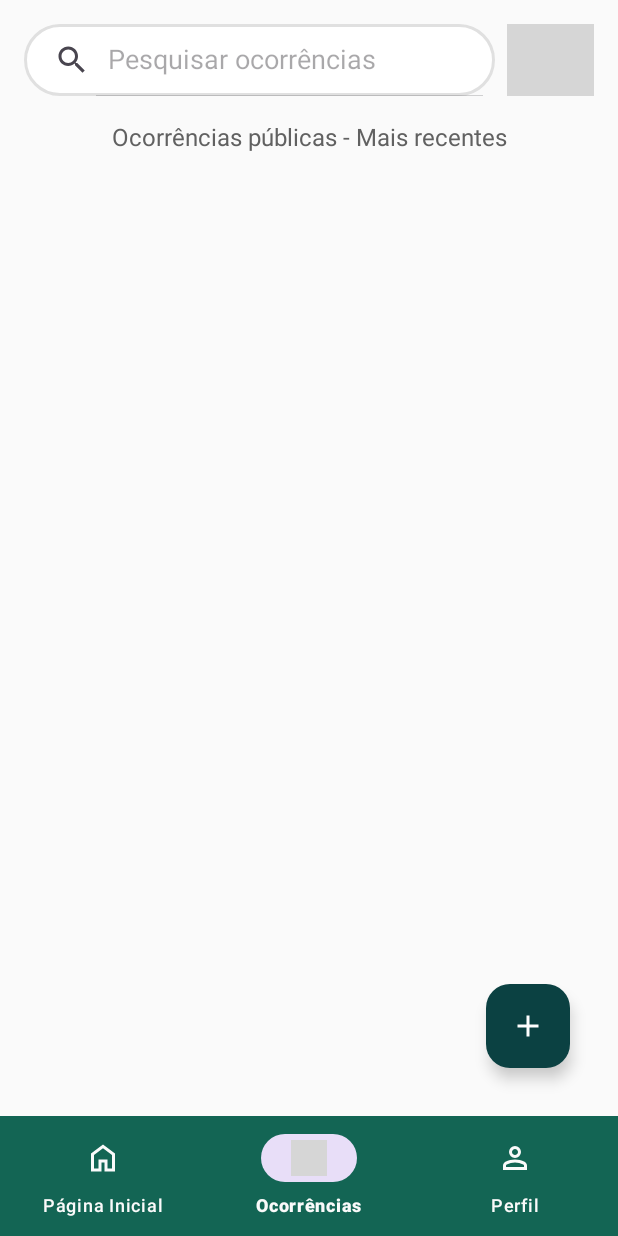
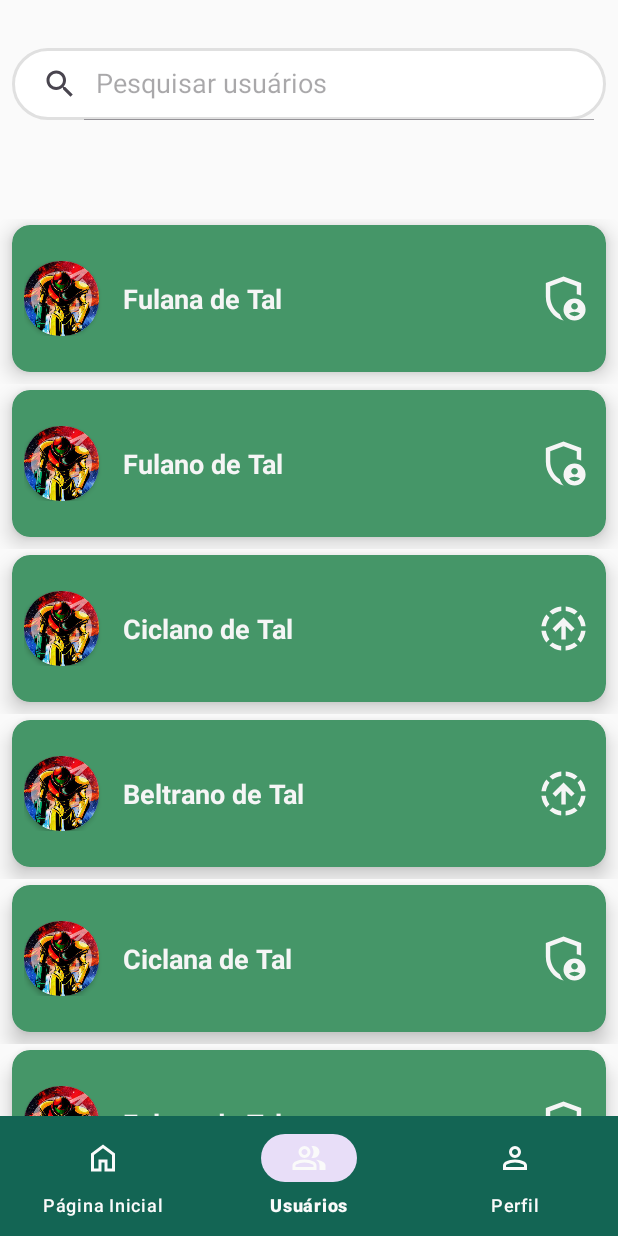
Before and after one commit to melhora-ifam/melhora-ifam, an Android app: the Homepage screen opened directly, with no data from a screen before it, item 2 of the bottom bar chosen, on a phone screen of 412 x 824 dp. Run offline under Robolectric (Android 15) with nearby library versions, the phone set to English and light mode, and no system bars; grey boxes are pictures that could not be loaded.

Commit message:
Criando a lógica nos fragmentos e adicionando cards sample

```diff
--- a/app/src/main/java/com/example/melhoraifam/HomeAdminFragment.kt
+++ b/app/src/main/java/com/example/melhoraifam/HomeAdminFragment.kt
@@ -1,8 +1,10 @@
 package com.example.melhoraifam
 
 import android.os.Bundle
+import android.util.Log
 import androidx.fragment.app.Fragment
 import android.view.LayoutInflater
+import android.view.Menu
 import android.view.View
 import android.view.ViewGroup
 import android.widget.ImageButton
@@ -10,6 +12,9 @@ import android.widget.PopupMenu
 import android.widget.SearchView
 import android.widget.TextView
 import android.widget.Toast
+import androidx.fragment.app.FragmentTransaction
+import androidx.recyclerview.widget.LinearLayoutManager
+import androidx.recyclerview.widget.RecyclerView
 
 private const val ARG_PARAM1 = "param1"
 private const val ARG_PARAM2 = "param2"
@@ -29,12 +34,29 @@ class HomeAdminFragment : Fragment() {
         }
     }
 
-    override fun onCreateView(
-        inflater: LayoutInflater, container: ViewGroup?,
-        savedInstanceState: Bundle?
-    ): View? {
-        // Inflate the layout for this fragment
+    override fun onCreateView(inflater: LayoutInflater, container: ViewGroup?, savedInstanceState: Bundle?): View? {
         val view = inflater.inflate(R.layout.fragment_home_admin, container, false)
+        Log.d("HomeAdminFragment", "onCreateView: Layout carregado");
+
+        val bottomNavBar = requireActivity().findViewById<com.google.android.material.bottomnavigation.BottomNavigationView>(R.id.bottom_navbar)
+        bottomNavBar.menu.clear()
+        bottomNavBar.inflateMenu(R.menu.admin_navbar)
+
+
+        // Lógica do RecyclerView
+        val recyclerView = view.findViewById<RecyclerView>(R.id.Ocorrencias)
+        recyclerView.layoutManager = LinearLayoutManager(context)
+        val ocorrenciasList = arrayListOf(
+            OcorrenciaModel(R.drawable.slowpoke, "Ocorrência 1", "Descrição da ocorrência 1", "Status 1", "Pr.1", "Local 1", "Categoria 1"),
+            OcorrenciaModel(R.drawable.slowpoke, "Ocorrência 2", "Descrição da ocorrência 2", "Status 2", "Pr.2", "Local 2", "Categoria 2"),
+            OcorrenciaModel(R.drawable.slowpoke, "Ocorrência 3", "Descrição da ocorrência 3", "Status 3", "Pr.3", "Local 3", "Categoria 3"),
+            OcorrenciaModel(R.drawable.slowpoke, "Ocorrência 4", "Descrição da ocorrência 4", "Status 4", "Pr.4", "Local 4", "Categoria 4"),
+            OcorrenciaModel(R.drawable.slowpoke, "Ocorrência 5", "Descrição da ocorrência 5", "Status 5", "Pr.5", "Local 5", "Categoria 5"),
+            OcorrenciaModel(R.drawable.slowpoke, "Ocorrência 6", "Descrição da ocorrência 6", "Status 6", "Pr.6", "Local 6", "Categoria 6"),
+            OcorrenciaModel(R.drawable.slowpoke, "Ocorrência 7", "Descrição da ocorrência 7", "Status 7", "Pr.7", "Local 7", "Categoria 7"),
+            OcorrenciaModel(R.drawable.slowpoke, "Ocorrência 8", "Descrição da ocorrência 8", "Status 8", "Pr.8", "Local 8", "Categoria 8")
+        )
+        recyclerView.adapter = OcorrenciaAdapter(ocorrenciasList)
 
         // Lógica da barra de pesquisa
         val search = view.findViewById<SearchView>(R.id.barraDePesquisaHomeAdmin)
@@ -91,6 +113,29 @@ class HomeAdminFragment : Fragment() {
             popupMenu.show()
         }
 
+
+        // Lógica do navBar
+        bottomNavBar.setOnItemSelectedListener { menuItem ->
+            when (menuItem.itemId) {
+                R.id.home_navbar -> {
+                    Toast.makeText(context, "Homepage", Toast.LENGTH_SHORT).show()
+                    true
+                }
+                R.id.usuarios_navbar -> {
+                    val ocorrencias: Fragment = ManageUsuariosFragment()
+                    val transaction: FragmentTransaction = parentFragmentManager.beginTransaction()
+                    transaction.replace(R.id.frameLayoutHome, ocorrencias)
+                    transaction.commit()
+                    true
+                }
+                R.id.perfil_navbar -> {
+                    Toast.makeText(context, "Perfil do usuário", Toast.LENGTH_SHORT).show()
+                    true
+                }
+                else -> false
+            }
+        }
+
         return view
     }
 
--- a/app/src/main/java/com/example/melhoraifam/Homepage.kt
+++ b/app/src/main/java/com/example/melhoraifam/Homepage.kt
@@ -1,32 +1,33 @@
 package com.example.melhoraifam
 
 import android.os.Bundle
+import android.util.Log
 import androidx.activity.enableEdgeToEdge
 import androidx.appcompat.app.AppCompatActivity
 import androidx.core.view.ViewCompat
 import androidx.core.view.WindowInsetsCompat
 import androidx.fragment.app.Fragment
-import com.example.melhoraifam.databinding.ActivityMainBinding
+import com.example.melhoraifam.databinding.ActivityHomepageBinding
 
 class Homepage : AppCompatActivity() {
-    private lateinit var binding : ActivityMainBinding
+    private lateinit var binding : ActivityHomepageBinding
     override fun onCreate(savedInstanceState: Bundle?) {
         super.onCreate(savedInstanceState)
+        Log.d("Homepage", "onCreate: Layout carregado com sucesso");
 
-        binding = ActivityMainBinding.inflate(layoutInflater)
+        binding = ActivityHomepageBinding.inflate(layoutInflater)
         setContentView(binding.root)
-        replaceFragment(HomeUserFragment())
+        replaceFragment(HomeAdminFragment())
 
         // Adicionar aqui a lógica de trocar de fragmento
 
-        enableEdgeToEdge()
+        /*enableEdgeToEdge()
         setContentView(R.layout.activity_homepage)
         ViewCompat.setOnApplyWindowInsetsListener(findViewById(R.id.main)) { v, insets ->
             val systemBars = insets.getInsets(WindowInsetsCompat.Type.systemBars())
             v.setPadding(systemBars.left, systemBars.top, systemBars.right, systemBars.bottom)
             insets
-        }
-
+        }*/
     }
 
     private fun replaceFragment(fragment: Fragment) {
--- /dev/null
+++ b/app/src/main/java/com/example/melhoraifam/ManageUsuariosFragment.kt
@@ -0,0 +1,114 @@
+package com.example.melhoraifam
+
+import android.os.Bundle
+import androidx.fragment.app.Fragment
+import android.view.LayoutInflater
+import android.view.View
+import android.view.ViewGroup
+import android.widget.SearchView
+import android.widget.Toast
+import androidx.fragment.app.FragmentTransaction
+import androidx.recyclerview.widget.LinearLayoutManager
+import androidx.recyclerview.widget.RecyclerView
+
+// TODO: Rename parameter arguments, choose names that match
+// the fragment initialization parameters, e.g. ARG_ITEM_NUMBER
+private const val ARG_PARAM1 = "param1"
+private const val ARG_PARAM2 = "param2"
+
+/**
+ * A simple [Fragment] subclass.
+ * Use the [ManageUsuariosFragment.newInstance] factory method to
+ * create an instance of this fragment.
+ */
+class ManageUsuariosFragment : Fragment() {
+    // TODO: Rename and change types of parameters
+    private var param1: String? = null
+    private var param2: String? = null
+
+    override fun onCreate(savedInstanceState: Bundle?) {
+        super.onCreate(savedInstanceState)
+        arguments?.let {
+            param1 = it.getString(ARG_PARAM1)
+            param2 = it.getString(ARG_PARAM2)
+        }
+    }
+
+    override fun onCreateView(inflater: LayoutInflater, container: ViewGroup?, savedInstanceState: Bundle?): View? {
+        val view = inflater.inflate(R.layout.fragment_manage_usuarios, container, false)
+
+        // Lógica do RecyclerView
+        val recyclerView = view.findViewById<RecyclerView>(R.id.Usuarios)
+        recyclerView.layoutManager = LinearLayoutManager(context)
+        val usuariosList = arrayListOf(
+            UsuarioModel(R.drawable.samus, "Fulana de Tal", true),
+            UsuarioModel(R.drawable.samus, "Fulano de Tal", true),
+            UsuarioModel(R.drawable.samus, "Ciclano de Tal", false),
+            UsuarioModel(R.drawable.samus, "Beltrano de Tal", false),
+            UsuarioModel(R.drawable.samus, "Ciclana de Tal", true),
+            UsuarioModel(R.drawable.samus, "Fulana de Tal", true),
+            UsuarioModel(R.drawable.samus, "Fulano de Tal", false),
+            UsuarioModel(R.drawable.samus, "Ciclano de Tal", false),
+        )
+        recyclerView.adapter = UsuarioAdapter(usuariosList)
+
+        // Lógica da search bar
+        val search = view.findViewById<SearchView>(R.id.barraDePesquisaUsuarios)
+        search.setOnQueryTextListener(object : SearchView.OnQueryTextListener {
+            override fun onQueryTextSubmit(query: String?): Boolean {
+                Toast.makeText(context, "Procurando por: $query", Toast.LENGTH_SHORT).show()
+                return true
+            }
+
+            override fun onQueryTextChange(newText: String?): Boolean {
+                // Toast.makeText(context, "Texto digitado: $newText", Toast.LENGTH_SHORT).show()
+                return true
+            }
+        })
+
+        // Lógica do navBar
+        val navBar = requireActivity().findViewById<com.google.android.material.bottomnavigation.BottomNavigationView>(R.id.bottom_navbar)
+        navBar.setOnItemSelectedListener { menuItem ->
+            when (menuItem.itemId) {
+                R.id.home_navbar -> {
+                    val ocorrencias: Fragment = HomeAdminFragment()
+                    val transaction: FragmentTransaction = parentFragmentManager.beginTransaction()
+                    transaction.replace(R.id.frameLayoutHome, ocorrencias)
+                    transaction.commit()
+                    true
+                }
+                R.id.usuarios_navbar -> {
+                    Toast.makeText(context, "Usuários", Toast.LENGTH_SHORT).show()
+                    true
+                }
+                R.id.perfil_navbar -> {
+                    Toast.makeText(context, "Perfil do usuário", Toast.LENGTH_SHORT).show()
+                    true
+                }
+                else -> false
+            }
+        }
+
+        return view
+    }
+
+    companion object {
+        /**
+         * Use this factory method to create a new instance of
+         * this fragment using the provided parameters.
+         *
+         * @param param1 Parameter 1.
+         * @param param2 Parameter 2.
+         * @return A new instance of fragment ManageUsuariosFragment.
+         */
+        // TODO: Rename and change types and number of parameters
+        @JvmStatic
+        fun newInstance(param1: String, param2: String) =
+            ManageUsuariosFragment().apply {
+                arguments = Bundle().apply {
+                    putString(ARG_PARAM1, param1)
+                    putString(ARG_PARAM2, param2)
+                }
+            }
+    }
+}
--- /dev/null
+++ b/app/src/main/java/com/example/melhoraifam/UsuarioAdapter.kt
@@ -0,0 +1,36 @@
+package com.example.melhoraifam
+
+import android.view.LayoutInflater
+import android.view.View
+import android.view.ViewGroup
+import android.widget.ImageView
+import android.widget.TextView
+import androidx.recyclerview.widget.RecyclerView
+
+class UsuarioAdapter(private val usuariosList: ArrayList<UsuarioModel>) : RecyclerView.Adapter<UsuarioAdapter.UsuarioViewHolder>() {
+    override fun onCreateViewHolder(parent: ViewGroup, viewType: Int): UsuarioAdapter.UsuarioViewHolder {
+        val itemView = LayoutInflater.from(parent.context).inflate(R.layout.usuario_card, parent, false)
+        return UsuarioViewHolder(itemView)
+    }
+
+    override fun onBindViewHolder(holder: UsuarioAdapter.UsuarioViewHolder, position: Int) {
+        val usuario = usuariosList[position]
+        holder.imagem.setImageResource(usuario.imagem)
+        holder.nome.text = usuario.nome
+        if (usuario.admin) {
+            holder.admin.setImageResource(R.drawable.admin)
+        } else {
+            holder.admin.setImageResource(R.drawable.upgrade)
+        }
+    }
+
+    override fun getItemCount(): Int {
+        return usuariosList.size
+    }
+
+    class UsuarioViewHolder(itemView: View) : RecyclerView.ViewHolder(itemView) {
+        val imagem = itemView.findViewById<ImageView>(R.id.imagem_usuario)
+        val nome = itemView.findViewById<TextView>(R.id.nomeUsuarioTxt)
+        val admin = itemView.findViewById<ImageView>(R.id.statusAdmin)
+    }
+}
--- /dev/null
+++ b/app/src/main/java/com/example/melhoraifam/UsuarioModel.kt
@@ -0,0 +1,3 @@
+package com.example.melhoraifam
+
+data class UsuarioModel(var imagem: Int, var nome: String, var admin: Boolean)
```
Also changed, not shown: app/src/main/java/com/example/melhoraifam/HomeUserFragment.kt (+24 -0 lines).
